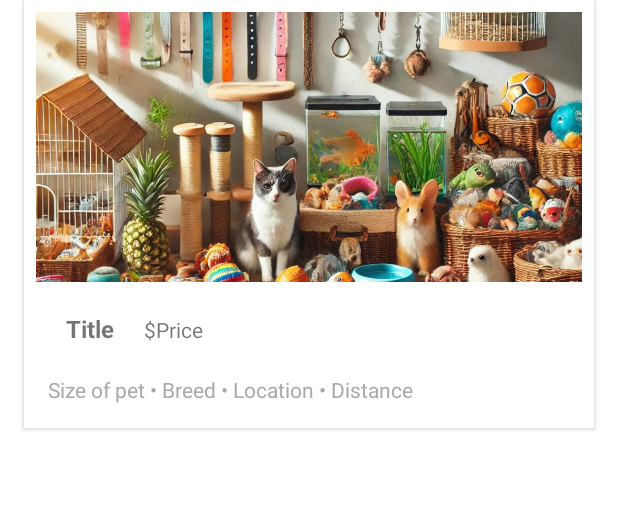
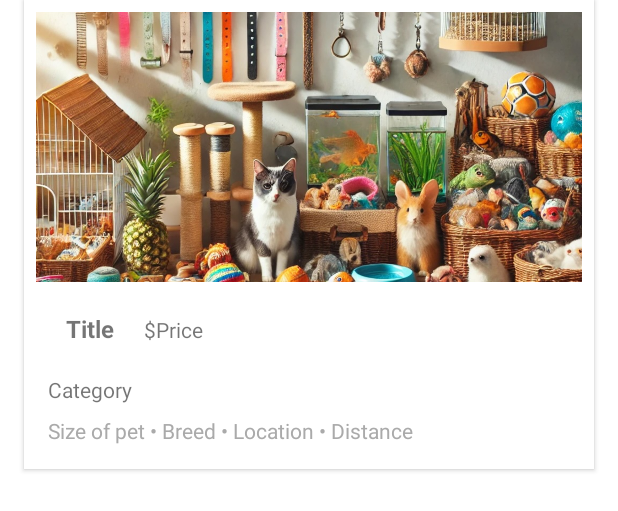
Before and after one commit to anniecee/petuniverse, an Android app: the layout seller_listings.xml on its own in the app's theme, with its tools: preview values and no code run, on a phone screen of 412 x 824 dp. Shown: the top 511 px of the screen. Run offline under Robolectric (Android 15) with nearby library versions, the phone set to English and light mode, and no system bars.

```diff
--- a/app/src/main/res/layout/fragment_seller.xml
+++ b/app/src/main/res/layout/fragment_seller.xml
@@ -26,7 +26,6 @@
         android:layout_marginEnd="10dp"
         android:padding="10dp"
         android:clipToPadding="false"
-        android:clipChildren="false"
         android:scrollbars="vertical"/>
 
     <!-- Floating action button to add new listing -->
--- a/app/src/main/res/layout/seller_listings.xml
+++ b/app/src/main/res/layout/seller_listings.xml
@@ -36,7 +36,16 @@
             android:layout_width="wrap_content"
             android:layout_height="wrap_content"
             android:text="$Price" />
+
     </LinearLayout>
+
+    <TextView
+        android:id="@+id/listingCategory"
+        android:layout_width="match_parent"
+        android:layout_height="wrap_content"
+        android:paddingHorizontal="8dp"
+        android:paddingBottom="8dp"
+        android:text="Category" />
 
     <TextView
         android:id="@+id/listingDescription"
```
Also changed, not shown: app/src/main/java/com/example/pet_universe/ui/sellerView/SellerListingsAdapter.kt (+14 -2 lines).
